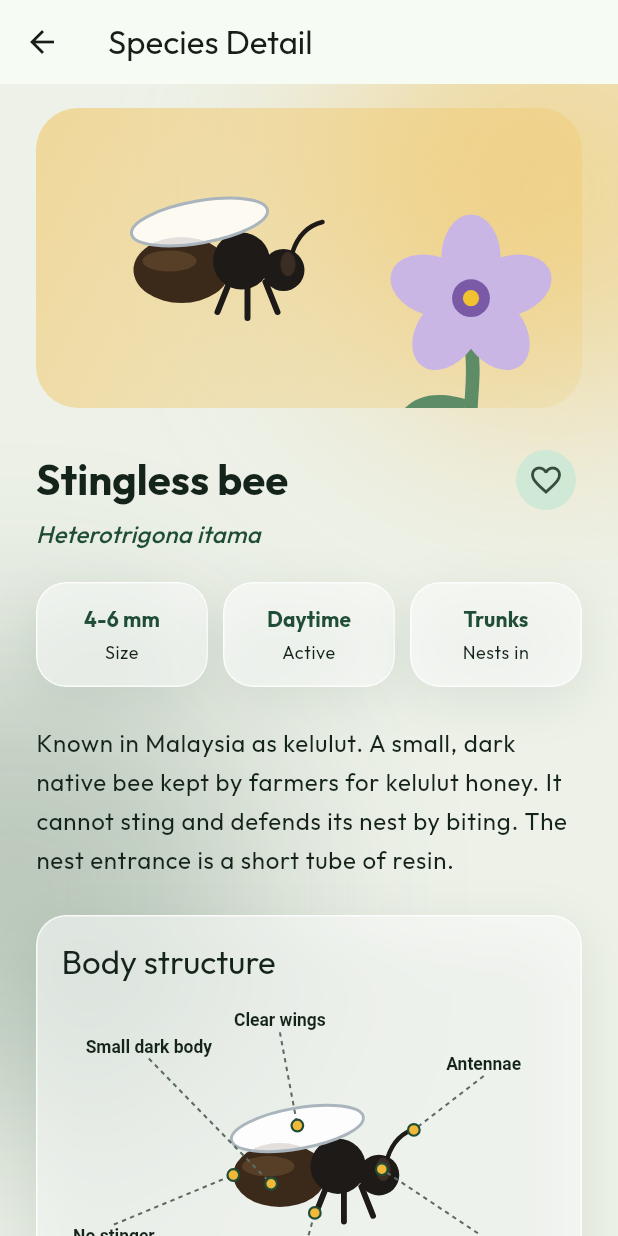
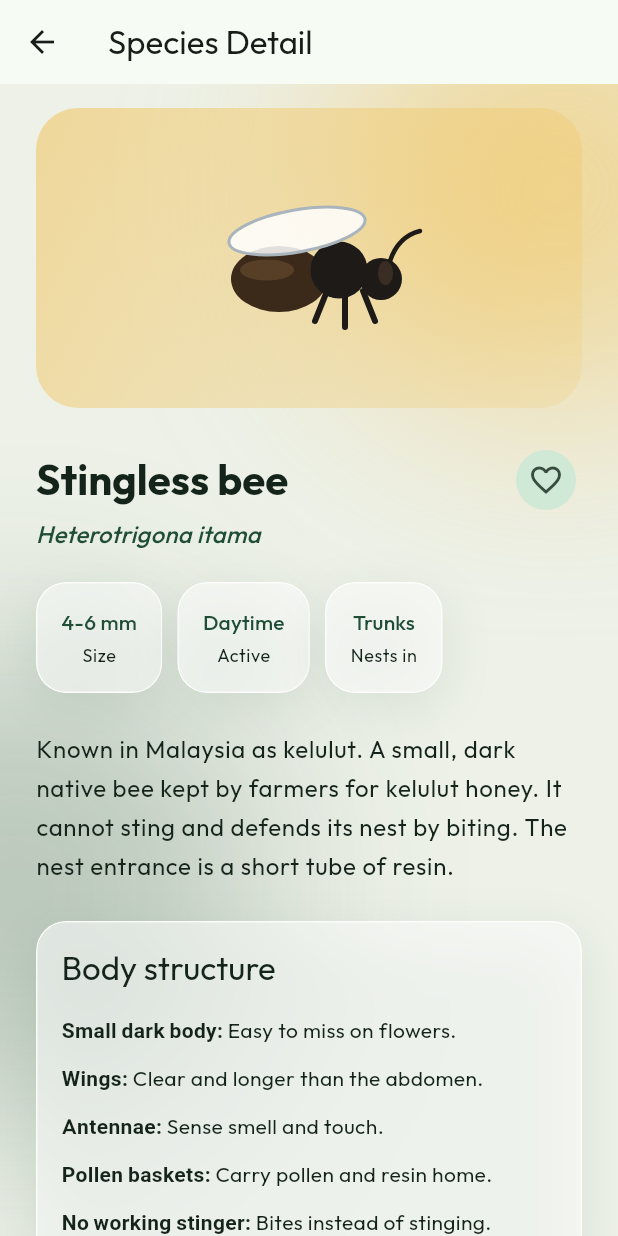
Before and after one commit to irdinanst/pollinator_log, a Flutter app: the SpeciesDetailScreen screen opened directly with sample values from the repository, on a phone screen of 412 x 824 dp. Run offline on Flutter 3.47's test engine with Material 3 defaults, Android fonts, the phone set to English and light mode, and no system bars; our stand-ins replace flutter_svg, google_fonts.

Commit message:
Species detail content per species, Norman's layout kept

```diff
--- a/lib/data/species_info.dart
+++ b/lib/data/species_info.dart
@@ -46,8 +46,8 @@ const Map<String, SpeciesInfo> speciesInfo = {
         'and wall gaps. It visits fruit trees, wildflowers and garden '
         'plants, carrying pollen home in baskets on its back legs.',
     bodyParts: [
-      (name: 'Wings', detail: 'Two pairs, used for flight.'),
-      (name: 'Antennae', detail: 'Sense smell and touch.'),
+      (name: 'Wings', detail: 'Used for flight.'),
+      (name: 'Antennae', detail: 'Sense the surroundings.'),
       (name: 'Striped abdomen', detail: 'The rear section of the body.'),
       (name: 'Compound eyes', detail: 'Help detect movement and shapes.'),
       (name: 'Pollen baskets', detail: 'Carry pollen on the hind legs.'),
--- a/lib/screens/species_detail_screen.dart
+++ b/lib/screens/species_detail_screen.dart
@@ -1,21 +1,15 @@
 import 'package:flutter/material.dart';
 import 'package:flutter_svg/flutter_svg.dart';
-
 import '../data/species_info.dart';
 import '../models/sighting.dart';
 import '../widgets/glass_card.dart';
 import '../widgets/glow_background.dart';
 
-/// Shows facts about the tapped sighting's species.
 /// The parent supplies the logging action so sightings stay in HomeShell.
 class SpeciesDetailScreen extends StatefulWidget {
-  const SpeciesDetailScreen({
-    super.key,
-    this.sighting,
-    required this.onLogSpecies,
-  });
+  const SpeciesDetailScreen({super.key, this.sighting, required this.onLogSpecies});
 
-  final Sighting? sighting; // null = default (Asian honey bee)
+  final Sighting? sighting; // which card was tapped (null = Asian honey bee)
   final VoidCallback onLogSpecies;
 
   @override
@@ -30,17 +24,13 @@ class _SpeciesDetailScreenState extends State<SpeciesDetailScreen> {
     final theme = Theme.of(context);
     final scheme = theme.colorScheme;
 
+    // Content for the tapped species
     final s = widget.sighting;
     final info = infoFor(
       group: s?.group ?? 'Bee',
       scientificName: s?.scientificName ?? '',
       species: s?.species ?? '',
     );
-    // Use the names the user typed, fall back to the guide's names.
-    final name = (s == null || s.species.isEmpty) ? info.name : s.species;
-    final latin = (s == null || s.scientificName.isEmpty)
-        ? info.scientificName
-        : s.scientificName;
 
     return Scaffold(
       appBar: AppBar(title: const Text('Species Detail')),
@@ -52,7 +42,7 @@ class _SpeciesDetailScreenState extends State<SpeciesDetailScreen> {
               child: ListView(
                 padding: const EdgeInsets.fromLTRB(24, 16, 24, 100),
                 children: [
-                  // Gradient box with the species drawing and a flower
+                  // Decorative illustration; no external image download needed.
                   Container(
                     height: 200,
                     decoration: BoxDecoration(
@@ -66,36 +56,16 @@ class _SpeciesDetailScreenState extends State<SpeciesDetailScreen> {
                         ],
                       ),
                     ),
-                    // Honey bee keeps Norman's original emoji art,
-                    // the other species show their drawings.
+                    // Honey bee keeps the emoji, other species show their drawing
+                    child: Center(
                       child: info.emoji != null
-                        ? Center(
-                            child: Text(
-                              info.emoji!,
-                              style: const TextStyle(fontSize: 72),
-                            ),
-                          )
-                        : ClipRRect(
-                            borderRadius: BorderRadius.circular(28),
-                            child: Stack(
-                              children: [
-                                Positioned(
-                                  right: -16,
-                                  bottom: -24,
-                                  width: 180,
-                                  height: 180,
-                                  child: SvgPicture.asset(info.flower),
-                                ),
-                                Positioned(
-                                  left: 12,
-                                  top: 24,
-                                  width: 210,
+                          ? Text(info.emoji!, style: const TextStyle(fontSize: 72))
+                          : SizedBox(
+                              height: 140,
                               child: SvgPicture.asset(
                                 info.drawing,
-                                    semanticsLabel: 'Drawing of $name',
+                                semanticsLabel: 'Drawing of ${info.name}',
                               ),
-                                ),
-                              ],
                             ),
                     ),
                   ),
@@ -103,12 +73,9 @@ class _SpeciesDetailScreenState extends State<SpeciesDetailScreen> {
                   Row(
                     children: [
                       Expanded(
-                        child: Text(
-                          name,
-                          style: theme.textTheme.headlineMedium?.copyWith(
-                            fontWeight: FontWeight.bold,
-                          ),
-                        ),
+                        child: Text(info.name,
+                            style: theme.textTheme.headlineMedium
+                                ?.copyWith(fontWeight: FontWeight.bold)),
                       ),
                       IconButton.filledTonal(
                         tooltip: _isFavourite
@@ -117,31 +84,24 @@ class _SpeciesDetailScreenState extends State<SpeciesDetailScreen> {
                         onPressed: () {
                           setState(() => _isFavourite = !_isFavourite);
                         },
-                        icon: Icon(
-                          _isFavourite ? Icons.favorite : Icons.favorite_border,
-                        ),
+                        icon: Icon(_isFavourite
+                            ? Icons.favorite
+                            : Icons.favorite_border),
                       ),
                     ],
                   ),
-                  Text(
-                    latin,
+                  Text(info.scientificName,
                       style: theme.textTheme.titleMedium?.copyWith(
                         fontStyle: FontStyle.italic,
                         color: scheme.primary,
-                    ),
-                  ),
+                      )),
                   const SizedBox(height: 20),
-                  Row(
+                  Wrap(
+                    spacing: 10,
+                    runSpacing: 10,
                     children: [
-                      for (int i = 0; i < info.facts.length; i++) ...[
-                        if (i > 0) const SizedBox(width: 10),
-                        Expanded(
-                          child: _Fact(
-                            value: info.facts[i].value,
-                            label: info.facts[i].label,
-                          ),
-                        ),
-                      ],
+                      for (final f in info.facts)
+                        _Fact(value: f.value, label: f.label),
                     ],
                   ),
                   const SizedBox(height: 24),
@@ -154,22 +114,9 @@ class _SpeciesDetailScreenState extends State<SpeciesDetailScreen> {
                     child: Column(
                       crossAxisAlignment: CrossAxisAlignment.start,
                       children: [
-                        Text(
-                          'Body structure',
-                          style: theme.textTheme.titleLarge,
-                        ),
-                        const SizedBox(height: 8),
-                        // Labelled diagram when we have one (bees for now)
-                        if (info.diagram != null) ...[
-                          AspectRatio(
-                            aspectRatio: 340 / 220,
-                            child: SvgPicture.asset(
-                              info.diagram!,
-                              semanticsLabel: 'Labelled diagram of body parts',
-                            ),
-                          ),
-                          const SizedBox(height: 8),
-                        ],
+                        Text('Body structure',
+                            style: theme.textTheme.titleLarge),
+                        const SizedBox(height: 12),
                         for (final part in info.bodyParts)
                           _BodyPart(name: part.name, detail: part.detail),
                       ],
@@ -182,17 +129,15 @@ class _SpeciesDetailScreenState extends State<SpeciesDetailScreen> {
                     spacing: 8,
                     runSpacing: 4,
                     children: [
-                      for (final plant in info.plants) Chip(label: Text(plant)),
+                      for (final plant in info.plants)
+                        Chip(label: Text(plant)),
                     ],
                   ),
                   const SizedBox(height: 24),
-                  SizedBox(
-                    width: double.infinity,
-                    child: ElevatedButton.icon(
+                  ElevatedButton.icon(
                     onPressed: widget.onLogSpecies,
                     icon: const Icon(Icons.add),
                     label: const Text('Log this species'),
-                    ),
                   ),
                 ],
               ),
@@ -213,25 +158,12 @@ class _Fact extends StatelessWidget {
   Widget build(BuildContext context) {
     final theme = Theme.of(context);
     return GlassCard(
-      padding: const EdgeInsets.symmetric(vertical: 14, horizontal: 8),
       child: Column(
         children: [
-          Text(
-            value,
-            textAlign: TextAlign.center,
-            maxLines: 1,
-            overflow: TextOverflow.ellipsis,
-            style: theme.textTheme.titleSmall?.copyWith(
-              fontWeight: FontWeight.w700,
-              color: theme.colorScheme.primary,
-            ),
-          ),
+          Text(value, style: theme.textTheme.titleSmall
+              ?.copyWith(color: theme.colorScheme.primary)),
           const SizedBox(height: 4),
-          Text(
-            label,
-            textAlign: TextAlign.center,
-            style: theme.textTheme.bodySmall,
-          ),
+          Text(label, style: theme.textTheme.bodySmall),
         ],
       ),
     );
@@ -248,18 +180,11 @@ class _BodyPart extends StatelessWidget {
     final theme = Theme.of(context);
     return Padding(
       padding: const EdgeInsets.symmetric(vertical: 6),
-      child: Text.rich(
-        TextSpan(
-          children: [
-            TextSpan(
-              text: '$name: ',
-              style: const TextStyle(fontWeight: FontWeight.w600),
-            ),
+      child: Text.rich(TextSpan(children: [
+        TextSpan(text: '$name: ',
+            style: const TextStyle(fontWeight: FontWeight.w600)),
         TextSpan(text: detail),
-          ],
-        ),
-        style: theme.textTheme.bodyMedium,
-      ),
+      ]), style: theme.textTheme.bodyMedium),
     );
   }
 }
```
Lines whose indentation alone changed are shown as unchanged.
